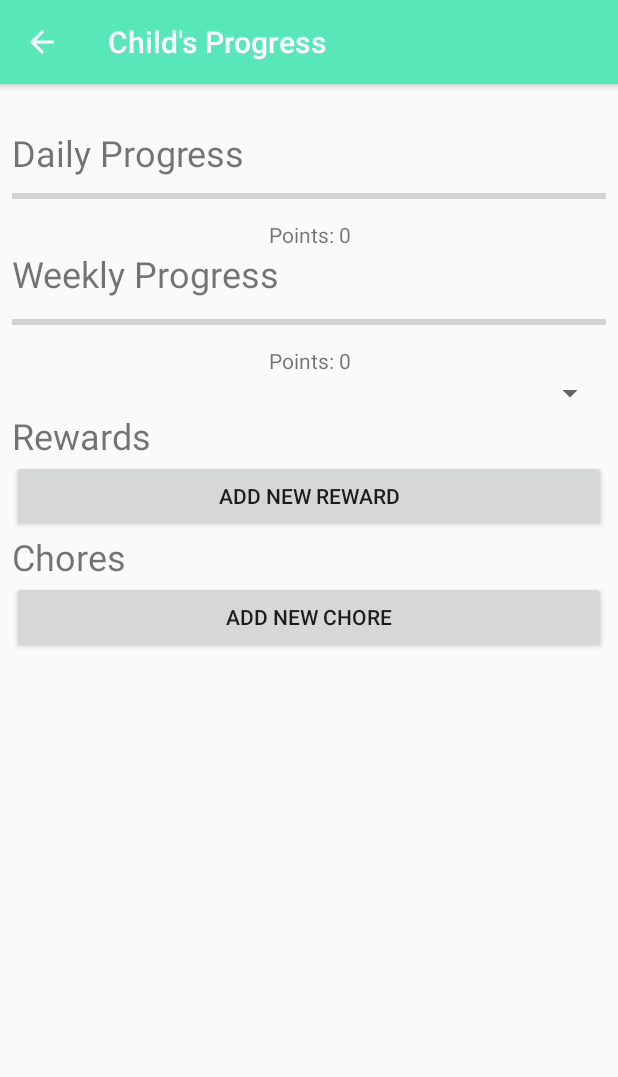
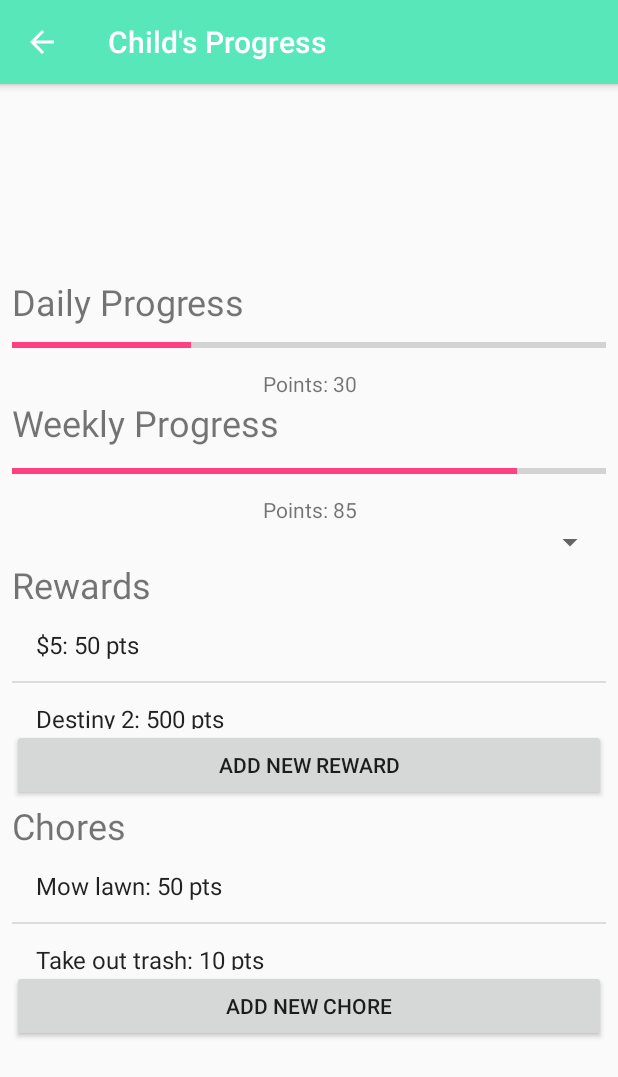
Before and after one commit to Cameron-Barge/Awexa, an Android app: the ChildProgressActivity screen opened directly, with no data from a screen before it, on a phone screen of 412 x 824 dp. Shown: the top 1077 px of the screen. Run offline under Robolectric (Android 15) with nearby library versions, the light colour scheme and no system bars.

Commit message:
Add dummy data, modify layout for add chore/reward & child prog activities

```diff
--- a/Awexa/app/src/main/res/layout/content_child_progress.xml
+++ b/Awexa/app/src/main/res/layout/content_child_progress.xml
@@ -8,25 +8,25 @@
     tools:context="com.awexa.awexa.ChildProgressActivity"
     tools:showIn="@layout/activity_child_progress">
 
-    <ScrollView
+    <LinearLayout
+        android:id="@+id/linearLayout"
         android:layout_width="0dp"
         android:layout_height="wrap_content"
+        android:layout_marginBottom="8dp"
+        android:layout_marginEnd="8dp"
+        android:layout_marginLeft="8dp"
+        android:layout_marginRight="8dp"
+        android:layout_marginStart="8dp"
+        android:layout_marginTop="8dp"
+        android:orientation="vertical"
+        app:layout_constraintBottom_toBottomOf="parent"
+        app:layout_constraintLeft_toLeftOf="parent"
+        app:layout_constraintRight_toRightOf="parent"
         app:layout_constraintTop_toTopOf="parent"
-        android:layout_marginTop="30dp"
+        tools:layout_constraintBottom_creator="1"
+        tools:layout_constraintLeft_creator="1"
         tools:layout_constraintRight_creator="1"
-        android:layout_marginStart="8dp"
-        android:layout_marginEnd="8dp"
-        app:layout_constraintRight_toRightOf="parent"
-        tools:layout_constraintLeft_creator="1"
-        app:layout_constraintLeft_toLeftOf="parent"
-        android:layout_marginLeft="8dp"
-        android:layout_marginRight="8dp">
-
-        <LinearLayout
-            android:layout_width="match_parent"
-            android:layout_height="match_parent"
-            android:orientation="vertical"
-            android:id="@+id/linearLayout">
+        tools:layout_constraintTop_creator="1">
 
         <TextView
             android:id="@+id/dailyProgressTitle"
@@ -43,14 +43,14 @@
             style="@style/Widget.AppCompat.ProgressBar.Horizontal"
             android:layout_width="match_parent"
             android:layout_height="32dp"
-                android:progress="0" />
+            android:progress="30" />
 
         <TextView
             android:id="@+id/dailyPoints"
             android:layout_width="match_parent"
             android:layout_height="wrap_content"
             android:layout_weight="1"
-                android:text="Points: 0"
+            android:text="Points: 30"
             android:textAlignment="center"
             android:textSize="14sp" />
 
@@ -66,21 +66,14 @@
             style="@style/Widget.AppCompat.ProgressBar.Horizontal"
             android:layout_width="match_parent"
             android:layout_height="32dp"
-                android:progress="0" />
-
-            <LinearLayout
-                android:layout_width="match_parent"
-                android:layout_height="match_parent"
-                android:orientation="horizontal">
-
-            </LinearLayout>
+            android:progress="85" />
 
         <TextView
             android:id="@+id/weeklyPoints"
             android:layout_width="match_parent"
             android:layout_height="wrap_content"
             android:layout_weight="1"
-                android:text="Points: 0"
+            android:text="Points: 85"
             android:textAlignment="center"
             android:textSize="14sp" />
 
@@ -95,6 +88,12 @@
             android:layout_height="wrap_content"
             android:text="Rewards"
             android:textSize="24sp" />
+
+        <ListView
+            android:id="@+id/rewards_list"
+            android:layout_width="match_parent"
+            android:layout_height="80dp"
+            android:entries="@array/dummy_rewards" />
 
         <Button
             android:id="@+id/addNewReward"
@@ -115,6 +114,12 @@
             tools:layout_editor_absoluteX="8dp"
             tools:layout_editor_absoluteY="308dp" />
 
+        <ListView
+            android:id="@+id/chores_list"
+            android:layout_width="match_parent"
+            android:layout_height="80dp"
+            android:entries="@array/dummy_chores" />
+
         <Button
             android:id="@+id/addNewChore"
             android:layout_width="match_parent"
@@ -126,6 +131,4 @@
             tools:layout_editor_absoluteY="336dp" />
 
     </LinearLayout>
-    </ScrollView>
-
 </android.support.constraint.ConstraintLayout>
--- a/Awexa/app/src/main/res/values/strings.xml
+++ b/Awexa/app/src/main/res/values/strings.xml
@@ -109,4 +109,14 @@
     </string>
     <string name="action_settings">Settings</string>
     <string name="child_progress_title">%1$s\'s Progress</string>
+    <string-array name="dummy_chores">
+        <item>Mow lawn: 50 pts</item>
+        <item>Take out trash: 10 pts</item>
+        <item>Wash dishes: 5 pts</item>
+    </string-array>
+    <string-array name="dummy_rewards">
+        <item>$5: 50 pts</item>
+        <item>Destiny 2: 500 pts</item>
+        <item>Puppy: 10000 pts</item>
+    </string-array>
 </resources>
```
Also changed, not shown: Awexa/app/src/main/res/layout/content_add_chore.xml (+12 -37 lines), Awexa/app/src/main/res/layout/content_add_reward.xml (+7 -25 lines). Lines whose indentation alone changed are shown as unchanged.
